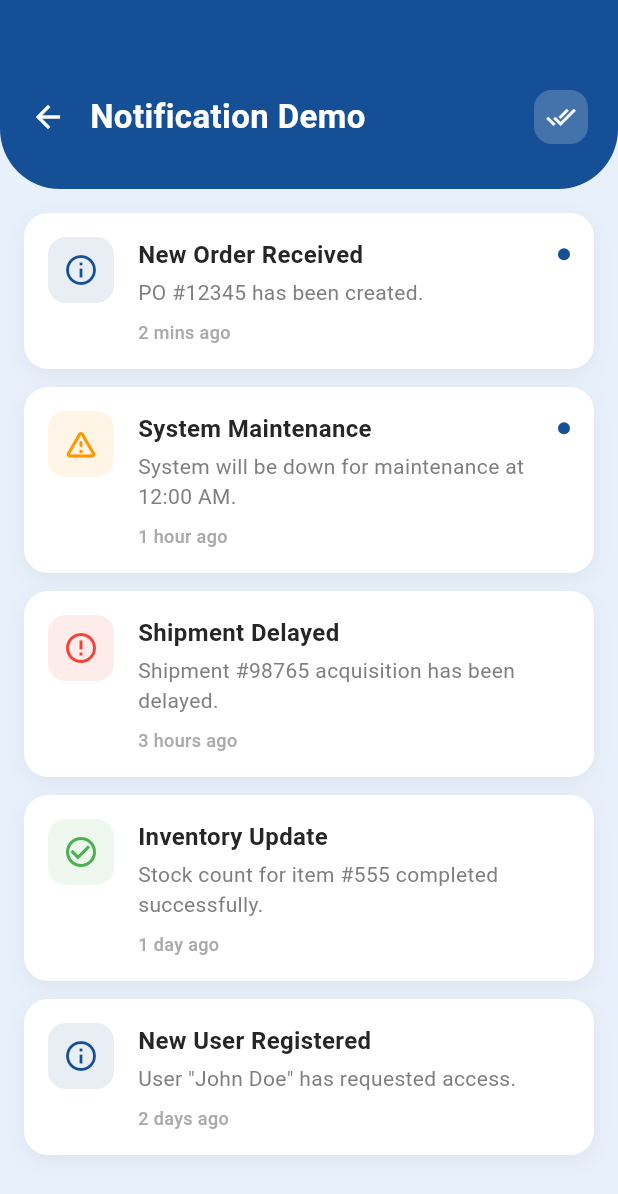
After one commit to TayseerLaz/WareHouse_UI_Kit, a Flutter app: the NotificationsListScreen screen opened by its route, on a phone screen of 412 x 824 dp. The commit adds this screen. Shown: the top 1194 px of the screen. Run offline on Flutter 3.47's test engine with Material 3 defaults, Android fonts, the phone set to English and light mode, and no system bars; our stand-ins replace local_auth; Roboto replaces fonts that are missing (Plus Jakarta Sans).

Commit message:
notification page

```diff
--- a/lib/config/routes.dart
+++ b/lib/config/routes.dart
@@ -22,6 +22,7 @@ import '../screens/admin/authorizations/authorizations_screen.dart';
 import '../screens/admin/authorizations/authorization_details_screen.dart';
 import '../screens/admin/company/company_settings_screen.dart';
 import '../screens/admin/company/company_form_screen.dart';
+import '../screens/notifications/notifications_list_screen.dart';
 
 /// App Routes Configuration
 /// Centralized route management for the entire application
@@ -50,6 +51,7 @@ class AppRoutes {
   static const String authorizationDetails = '/authorization_details';
   static const String companySettings = '/company_settings';
   static const String companyForm = '/company_form';
+  static const String notifications = '/notifications';
 
   /// Route generator
   static Map<String, WidgetBuilder> get routes => {
@@ -75,5 +77,6 @@ class AppRoutes {
         authorizationDetails: (context) => const AuthorizationDetailsScreen(),
         companySettings: (context) => const CompanySettingsScreen(),
         companyForm: (context) => const CompanyFormScreen(),
+        notifications: (context) => const NotificationsListScreen(),
       };
 }
--- a/lib/screens/home/home_screen.dart
+++ b/lib/screens/home/home_screen.dart
@@ -54,10 +54,13 @@ class HomeScreen extends StatelessWidget {
                       ),
                     ],
                   ),
-                  const Icon(
-                    Icons.notifications_outlined,
-                    color: Colors.white,
-                    size: 24,
+                  GestureDetector(
+                    onTap: () => Navigator.pushNamed(context, '/notifications'),
+                    child: const Icon(
+                      Icons.notifications_outlined,
+                      color: Colors.white,
+                      size: 24,
+                    ),
                   ),
                 ],
               ),
--- /dev/null
+++ b/lib/screens/notifications/notifications_list_screen.dart
@@ -0,0 +1,241 @@
+import 'package:flutter/material.dart';
+import '../../l10n/app_localizations.dart';
+
+class NotificationsListScreen extends StatelessWidget {
+  const NotificationsListScreen({super.key});
+
+  @override
+  Widget build(BuildContext context) {
+    final themeColor = Theme.of(context).primaryColor;
+    final localizations = AppLocalizations.of(context)!;
+
+    // Dummy Data
+    final List<Map<String, dynamic>> notifications = [
+      {
+        'title': 'New Order Received',
+        'subtitle': 'PO #12345 has been created.',
+        'time': '2 mins ago',
+        'type': 'info',
+        'isRead': false,
+      },
+      {
+        'title': 'System Maintenance',
+        'subtitle': 'System will be down for maintenance at 12:00 AM.',
+        'time': '1 hour ago',
+        'type': 'warning',
+        'isRead': false,
+      },
+      {
+        'title': 'Shipment Delayed',
+        'subtitle': 'Shipment #98765 acquisition has been delayed.',
+        'time': '3 hours ago',
+        'type': 'error',
+        'isRead': true,
+      },
+      {
+        'title': 'Inventory Update',
+        'subtitle': 'Stock count for item #555 completed successfully.',
+        'time': '1 day ago',
+        'type': 'success',
+        'isRead': true,
+      },
+      {
+        'title': 'New User Registered',
+        'subtitle': 'User "John Doe" has requested access.',
+        'time': '2 days ago',
+        'type': 'info',
+        'isRead': true,
+      },
+    ];
+
+    return Scaffold(
+      backgroundColor: const Color(0xFFE8F0FB),
+      body: Column(
+        children: [
+          // Custom Header
+          Container(
+            padding: const EdgeInsets.only(
+              left: 20,
+              right: 20,
+              top: 60,
+              bottom: 30
+            ),
+            decoration: BoxDecoration(
+              color: themeColor,
+              borderRadius: const BorderRadius.only(
+                bottomLeft: Radius.circular(40),
+                bottomRight: Radius.circular(40),
+              ),
+            ),
+            child: Row(
+              children: [
+                GestureDetector(
+                  onTap: () => Navigator.pop(context),
+                  child: const Icon(Icons.arrow_back, color: Colors.white),
+                ),
+                const SizedBox(width: 16),
+                Expanded(
+                  child: Text(
+                    localizations.notificationDemoTitle,
+                    style: const TextStyle(
+                      color: Colors.white,
+                      fontSize: 22,
+                      fontWeight: FontWeight.w600
+                    ),
+                  ),
+                ),
+                GestureDetector(
+                  onTap: () {
+                    ScaffoldMessenger.of(context).showSnackBar(
+                      const SnackBar(content: Text('All notifications marked as read')),
+                    );
+                  },
+                  child: Container(
+                    padding: const EdgeInsets.all(8),
+                    decoration: BoxDecoration(
+                      color: Colors.white.withValues(alpha: 0.2),
+                      borderRadius: BorderRadius.circular(12),
+                    ),
+                    child: const Icon(Icons.done_all, color: Colors.white, size: 20),
+                  ),
+                ),
+              ],
+            ),
+          ),
+
+          // List Content
+          Expanded(
+            child: ListView.builder(
+              padding: const EdgeInsets.all(16),
+              itemCount: notifications.length,
+              itemBuilder: (context, index) {
+                final notification = notifications[index];
+                return _buildNotificationCard(context, notification, themeColor);
+              },
+            ),
+          ),
+        ],
+      ),
+    );
+  }
+
+  Widget _buildNotificationCard(BuildContext context, Map<String, dynamic> notification, Color themeColor) {
+    IconData icon;
+    Color iconColor;
+    Color containerColor;
+
+    switch (notification['type']) {
+      case 'error':
+        icon = Icons.error_outline;
+        iconColor = Colors.red;
+        containerColor = Colors.red.withValues(alpha: 0.1);
+        break;
+      case 'warning':
+        icon = Icons.warning_amber_rounded;
+        iconColor = Colors.orange;
+        containerColor = Colors.orange.withValues(alpha: 0.1);
+        break;
+      case 'success':
+        icon = Icons.check_circle_outline;
+        iconColor = Colors.green;
+        containerColor = Colors.green.withValues(alpha: 0.1);
+        break;
+      case 'info':
+      default:
+        icon = Icons.info_outline;
+        iconColor = themeColor;
+        containerColor = themeColor.withValues(alpha: 0.1);
+        break;
+    }
+
+    return Container(
+      margin: const EdgeInsets.only(bottom: 12),
+      decoration: BoxDecoration(
+        color: Colors.white,
+        borderRadius: BorderRadius.circular(16),
+        boxShadow: [
+          BoxShadow(
+            color: Colors.black.withValues(alpha: 0.05),
+            blurRadius: 10,
+            offset: const Offset(0, 4),
+          ),
+        ],
+      ),
+      child: Material(
+        color: Colors.transparent,
+        child: InkWell(
+          borderRadius: BorderRadius.circular(16),
+          onTap: () {
+            // Navigate to details or mark as read logic
+          },
+          child: Padding(
+            padding: const EdgeInsets.all(16),
+            child: Row(
+              crossAxisAlignment: CrossAxisAlignment.start,
+              children: [
+                Container(
+                  padding: const EdgeInsets.all(10),
+                  decoration: BoxDecoration(
+                    color: containerColor,
+                    borderRadius: BorderRadius.circular(12),
+                  ),
+                  child: Icon(icon, color: iconColor, size: 24),
+                ),
+                const SizedBox(width: 16),
+                Expanded(
+                  child: Column(
+                    crossAxisAlignment: CrossAxisAlignment.start,
+                    children: [
+                      Row(
+                        mainAxisAlignment: MainAxisAlignment.spaceBetween,
+                        children: [
+                          Expanded(
+                            child: Text(
+                              notification['title'],
+                              style: TextStyle(
+                                fontSize: 16,
+                                fontWeight: notification['isRead'] ? FontWeight.w600 : FontWeight.w700,
+                                color: const Color(0xFF262626),
+                              ),
+                            ),
+                          ),
+                          if (!notification['isRead'])
+                            Container(
+                              width: 8,
+                              height: 8,
+                              decoration: BoxDecoration(
+                                color: themeColor,
+                                shape: BoxShape.circle,
+                              ),
+                            ),
+                        ],
+                      ),
+                      const SizedBox(height: 4),
+                      Text(
+                        notification['subtitle'],
+                        style: const TextStyle(
+                          color: Color(0xFF7F7F7F),
+                          fontSize: 14,
+                          height: 1.4,
+                        ),
+                      ),
+                      const SizedBox(height: 8),
+                      Text(
+                        notification['time'],
+                        style: const TextStyle(
+                          color: Color(0xFFAAAAAA),
+                          fontSize: 12,
+                          fontWeight: FontWeight.w500,
+                        ),
+                      ),
+                    ],
+                  ),
+                ),
+              ],
+            ),
+          ),
+        ),
+      ),
+    );
+  }
+}
```
